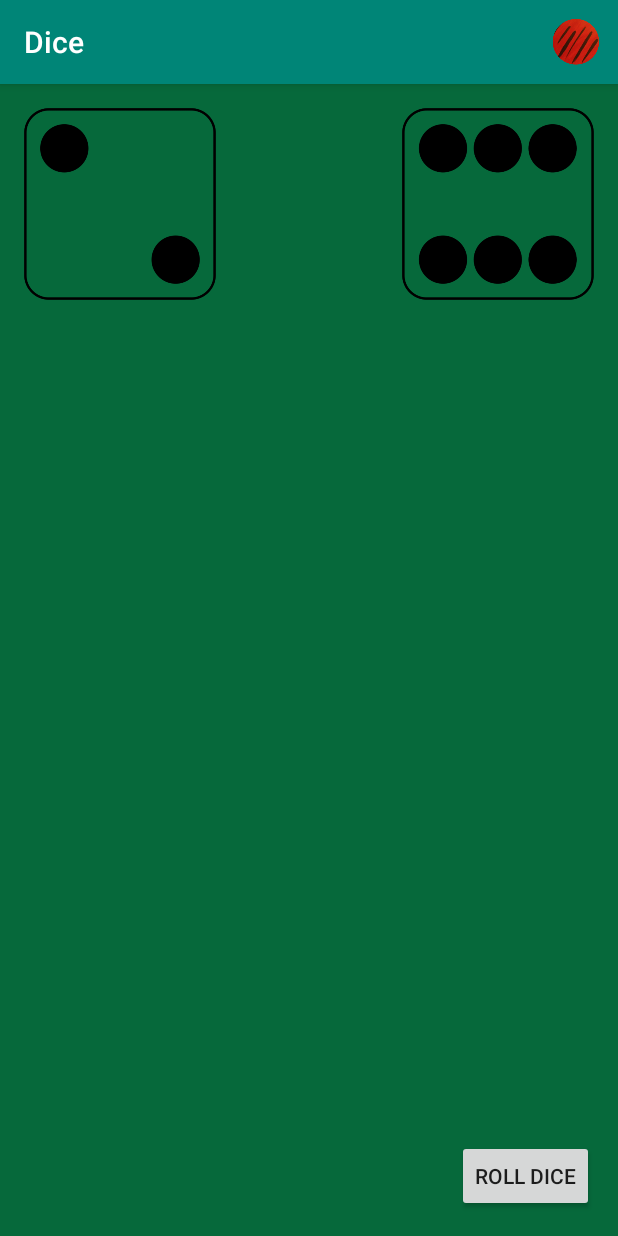
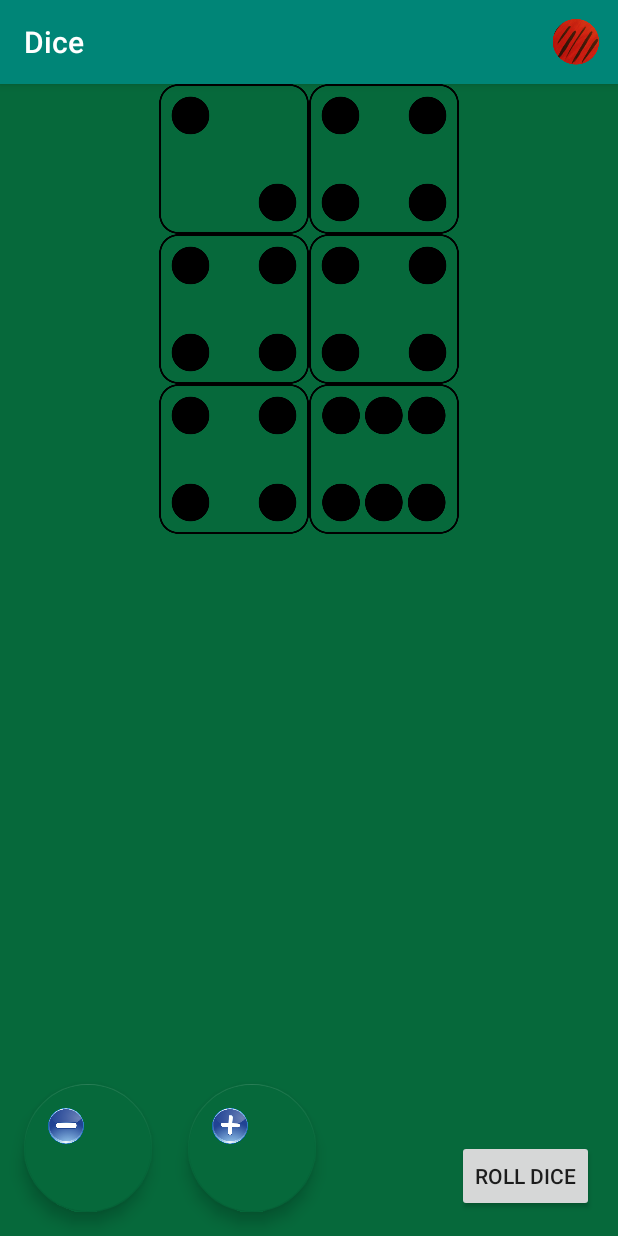
Before and after one commit to lucschulz/Dice, an Android app: the screen it shows after launch (MainActivity), on a phone screen of 412 x 824 dp. Run offline under Robolectric (Android 15) with nearby library versions, the phone set to English and light mode, and no system bars.

Commit message:
Adding dice.

```diff
--- a/app/build.gradle
+++ b/app/build.gradle
@@ -26,4 +26,5 @@ dependencies {
     testImplementation 'junit:junit:4.12'
     androidTestImplementation 'com.android.support.test:runner:1.0.2'
     androidTestImplementation 'com.android.support.test.espresso:espresso-core:3.0.2'
+    implementation 'com.android.support:design:27.1.1'
 }
--- a/app/src/main/AndroidManifest.xml
+++ b/app/src/main/AndroidManifest.xml
@@ -1,4 +1,4 @@
-<?xml version="1.1" encoding="utf-8"?>
+<?xml version="1.0" encoding="utf-8"?>
 <manifest xmlns:android="http://schemas.android.com/apk/res/android"
     package="ca.lucschulz.dice">
 
--- a/app/src/main/java/ca/lucschulz/dice/Dice.java
+++ b/app/src/main/java/ca/lucschulz/dice/Dice.java
@@ -1,12 +1,19 @@
 package ca.lucschulz.dice;
+
+import java.util.ArrayList;
+import java.util.List;
 
 public class Dice {
 
     private Die leftDie;
     private Die rightDie;
 
+    private List<Die> dice;
+
 
     public Dice() {
+        dice = new ArrayList<Die>();
+
         leftDie = new Die();
         rightDie = new Die();
     }
@@ -16,6 +23,22 @@ public class Dice {
         rightDie.rollDie();
     }
 
+    public void addDie(Die die) {
+        dice.add(die);
+    }
+
+    public void removeDie() {
+        dice.remove(0);
+        // TODO method should remove a random die out of those in the List.
+    }
+
+    public void removeDie(int index) {
+        dice.remove(index);
+    }
+
+    public int countActiveDice() {
+        return dice.size();
+    }
 
     public Die getRightDie() {
         return rightDie;
--- a/app/src/main/java/ca/lucschulz/dice/Die.java
+++ b/app/src/main/java/ca/lucschulz/dice/Die.java
@@ -1,10 +1,14 @@
 package ca.lucschulz.dice;
+
+import android.widget.ImageView;
 
 import java.util.concurrent.ThreadLocalRandom;
 
 public class Die {
 
     private int dieValue;
+    private boolean isVisible;
+    private ImageView imageView;
 
     public Die() {
         rollDie();
@@ -21,4 +25,20 @@ public class Die {
     public void setDieValue(int dieValue) {
         this.dieValue = dieValue;
     }
+
+    public ImageView getImageView() {
+        return imageView;
+    }
+
+    public void setImageView(ImageView imageView) {
+        this.imageView = imageView;
+    }
+
+    public boolean isVisible() {
+        return isVisible;
+    }
+
+    public void setVisible(boolean visible) {
+        isVisible = visible;
+    }
 }
--- a/app/src/main/java/ca/lucschulz/dice/MainActivity.java
+++ b/app/src/main/java/ca/lucschulz/dice/MainActivity.java
@@ -1,6 +1,7 @@
 package ca.lucschulz.dice;
 
 import android.content.Intent;
+import android.support.design.widget.FloatingActionButton;
 import android.support.v7.app.AppCompatActivity;
 import android.os.Bundle;
 import android.view.Menu;
@@ -9,6 +10,7 @@ import android.view.MenuItem;
 import android.view.View;
 import android.widget.Button;
 import android.widget.ImageView;
+
 
 public class MainActivity extends AppCompatActivity {
 
@@ -22,6 +24,7 @@ public class MainActivity extends AppCompatActivity {
 
         dice = new Dice();
         configureButtons();
+        configureDice();
     }
 
     @Override
@@ -44,6 +47,15 @@ public class MainActivity extends AppCompatActivity {
     }
 
 
+    private void configureDice() {
+        Die die = new Die();
+        Die die2 = new Die();
+
+        dice.addDie(die);
+        dice.addDie(die2);
+    }
+
+
     private void showAboutInfo() {
         Intent intent = new Intent(this, About.class);
         startActivity(intent);
@@ -61,10 +73,50 @@ public class MainActivity extends AppCompatActivity {
                 rollDice();
             }
         });
+
+        FloatingActionButton btnAddDie = findViewById(R.id.btn_AddDie);
+        btnAddDie.setOnClickListener(new View.OnClickListener() {
+            @Override
+            public void onClick(View v) {
+                addDie();
+            }
+        });
+
+        FloatingActionButton btnRemoveDie = findViewById(R.id.btnRemoveDie);
+        btnRemoveDie.setOnClickListener(new View.OnClickListener() {
+            @Override
+            public void onClick(View v) {
+                removeDie();
+            }
+        });
     }
 
+
+
+
+    // Adds a die up to a maximum of six.
+    private void addDie() {
+        ImageView imgDieLeft2 = findViewById(R.id.img_die2);
+        imgDieLeft2.setVisibility(View.VISIBLE);
+
+        if (dice.countActiveDice() < 6) {
+            Die die = new Die();
+            dice.addDie(die);
+        }
+    }
+
+
+    // Remove the last die in the list.
+    private void removeDie() {
+        int activeDice = dice.countActiveDice();
+        dice.removeDie(activeDice - 1);
+    }
+
+
+
+
     private void rollDice() {
-        ImageView imgDieLeft = findViewById(R.id.img_dieLeft);
+        ImageView imgDieLeft = findViewById(R.id.img_die1);
         ImageView imgDieRight = findViewById(R.id.img_dieRight);
 
         dice.rollDice();
--- a/app/src/main/res/layout/activity_main.xml
+++ b/app/src/main/res/layout/activity_main.xml
@@ -8,29 +8,79 @@
     android:background="@color/colorAccent"
     tools:context=".MainActivity">
 
-    <ImageView
-        android:id="@+id/img_dieRight"
-        android:layout_width="128dp"
-        android:layout_height="128dp"
-        android:layout_marginTop="16dp"
-        android:layout_marginEnd="16dp"
-        android:adjustViewBounds="true"
-        android:contentDescription="@string/die2_description"
-        app:layout_constraintEnd_toEndOf="parent"
-        app:layout_constraintTop_toTopOf="parent"
-        app:srcCompat="@drawable/die6" />
+    <LinearLayout
+        android:layout_width="match_parent"
+        android:layout_height="wrap_content"
+        android:orientation="vertical">
 
-    <ImageView
-        android:id="@+id/img_dieLeft"
-        android:layout_width="128dp"
-        android:layout_height="128dp"
-        android:layout_marginStart="16dp"
-        android:layout_marginTop="16dp"
-        android:adjustViewBounds="true"
-        android:contentDescription="@string/die2_description"
-        app:layout_constraintStart_toStartOf="parent"
-        app:layout_constraintTop_toTopOf="parent"
-        app:srcCompat="@drawable/die2" />
+        <LinearLayout
+            android:layout_width="match_parent"
+            android:layout_height="wrap_content"
+            android:gravity="center_horizontal"
+            android:orientation="horizontal">
+
+            <ImageView
+                android:id="@+id/img_die1"
+                android:layout_width="100dp"
+                android:layout_height="100dp"
+                android:contentDescription="@string/dieLeft1_Description"
+                app:layout_constraintStart_toStartOf="parent"
+                app:layout_constraintTop_toTopOf="parent"
+                app:srcCompat="@drawable/die2" />
+
+            <ImageView
+                android:id="@+id/img_die2"
+                android:layout_width="100dp"
+                android:layout_height="100dp"
+                android:contentDescription="@string/dieLeft2_Description"
+                android:visibility="visible"
+                app:srcCompat="@drawable/die4" />
+        </LinearLayout>
+
+        <LinearLayout
+            android:layout_width="match_parent"
+            android:layout_height="match_parent"
+            android:gravity="center_horizontal"
+            android:orientation="horizontal">
+
+            <ImageView
+                android:id="@+id/img_die3"
+                android:layout_width="100dp"
+                android:layout_height="100dp"
+                android:contentDescription="@string/dieLeft2_Description"
+                app:srcCompat="@drawable/die4" />
+
+            <ImageView
+                android:id="@+id/img_die4"
+                android:layout_width="100dp"
+                android:layout_height="100dp"
+                android:contentDescription="@string/dieLeft2_Description"
+                app:srcCompat="@drawable/die4" />
+
+        </LinearLayout>
+
+        <LinearLayout
+            android:layout_width="match_parent"
+            android:layout_height="match_parent"
+            android:gravity="center_horizontal"
+            android:orientation="horizontal"
+            android:visibility="visible">
+
+            <ImageView
+                android:id="@+id/img_die5"
+                android:layout_width="100dp"
+                android:layout_height="100dp"
+                android:contentDescription="@string/dieLeft2_Description"
+                app:srcCompat="@drawable/die4" />
+
+            <ImageView
+                android:id="@+id/img_die6"
+                android:layout_width="100dp"
+                android:layout_height="100dp"
+                android:contentDescription="@string/dieRight1_Description"
+                app:srcCompat="@drawable/die6" />
+        </LinearLayout>
+    </LinearLayout>
 
     <Button
         android:id="@+id/btnRollDice"
@@ -43,5 +93,29 @@
         app:layout_constraintBottom_toBottomOf="parent"
         app:layout_constraintEnd_toEndOf="parent" />
 
+    <android.support.design.widget.FloatingActionButton
+        android:id="@+id/btn_AddDie"
+        android:layout_width="85dp"
+        android:layout_height="85dp"
+        android:layout_marginStart="24dp"
+        android:layout_marginBottom="16dp"
+        android:clickable="true"
+        app:layout_constraintBottom_toBottomOf="parent"
+        app:layout_constraintStart_toEndOf="@+id/btnRemoveDie"
+        app:srcCompat="@drawable/plus_blue"
+        android:focusable="true" />
+
+    <android.support.design.widget.FloatingActionButton
+        android:id="@+id/btnRemoveDie"
+        android:layout_width="85dp"
+        android:layout_height="85dp"
+        android:layout_marginStart="16dp"
+        android:layout_marginBottom="16dp"
+        android:clickable="true"
+        app:layout_constraintBottom_toBottomOf="parent"
+        app:layout_constraintStart_toStartOf="parent"
+        app:srcCompat="@drawable/minus_blue"
+        android:focusable="true" />
+
 
 </android.support.constraint.ConstraintLayout>
--- a/app/src/main/res/values/strings.xml
+++ b/app/src/main/res/values/strings.xml
@@ -19,4 +19,7 @@
     <string name="the_creative_minds_company_ltd">The Creative Minds Company Ltd.</string>
     <string name="copyright_2018">Copyright 2018</string>
     <string name="last_updated_on">Last updated on: December 26th, 2018</string>
+    <string name="dieLeft2_Description">The second left-sided die.</string>
+    <string name="dieLeft1_Description">The first left-sided die.</string>
+    <string name="dieRight1_Description">The first right-sided die.</string>
 </resources>
```
Also changed, not shown: app/src/main/res/drawable/minus_blue.png (added), app/src/main/res/drawable/plus_blue.png (added), 1 other file.
